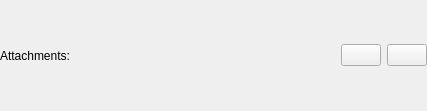
Old version of the form incidenceeditor-ng/incidenceattachmenteditor.ui in the repository chusopr/kdepim-ktimetracker-akonadi.
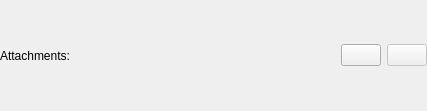
New version of the form.

What changed in the file:
```diff
--- a/incidenceeditor-ng/incidenceattachmenteditor.ui
+++ b/incidenceeditor-ng/incidenceattachmenteditor.ui
@@ -51,6 +51,9 @@
    </item>
    <item>
     <widget class="QPushButton" name="mRemoveButton">
+     <property name="enabled">
+      <bool>false</bool>
+     </property>
      <property name="sizePolicy">
       <sizepolicy hsizetype="Fixed" vsizetype="Fixed">
        <horstretch>0</horstretch>
```
